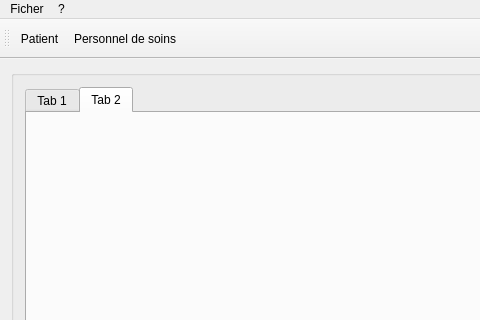
Above: mainwindow.ui from salutpp1177/Qt-Projet before the change; both pictures show x 0 to 480 and y 0 to 320 of the 710 by 533 pixel window. Below: the same form after it.
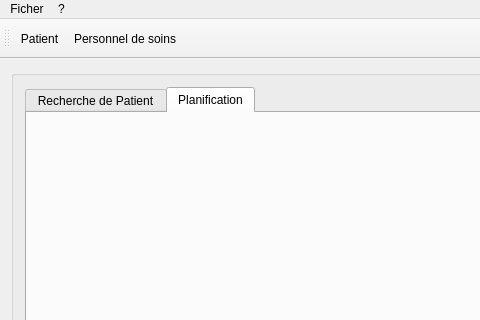
That is the form after the change. The open tabs and pages were chosen to show the change. Icons and pictures are not drawn.

```diff
--- a/mainwindow.ui
+++ b/mainwindow.ui
@@ -31,7 +31,7 @@
            <string>&lt;html&gt;&lt;head/&gt;&lt;body&gt;&lt;p&gt;Rechercher de Patient&lt;/p&gt;&lt;/body&gt;&lt;/html&gt;</string>
           </property>
           <attribute name="title">
-           <string>Tab 1</string>
+           <string>Recherche de Patient</string>
           </attribute>
           <widget class="QWidget" name="horizontalLayoutWidget">
            <property name="geometry">
@@ -208,7 +208,7 @@
          </widget>
          <widget class="QWidget" name="Planification">
           <attribute name="title">
-           <string>Tab 2</string>
+           <string>Planification</string>
           </attribute>
          </widget>
         </widget>
```
Left out of the diff: 4 changed lines with no effect on the pictures.
